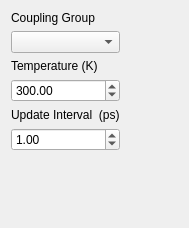
Old version of the form ui/temperaturegroupconfigform.ui in the repository breuerss/gromacs-ui.
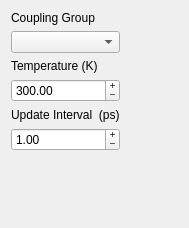
New version of the form. Icons and pictures are not drawn.

Commit message: feature: use plus minus buttons in spin boxes

Diff of the .ui file:
```diff
--- a/ui/temperaturegroupconfigform.ui
+++ b/ui/temperaturegroupconfigform.ui
@@ -66,6 +66,9 @@
      </item>
      <item>
       <widget class="QDoubleSpinBox" name="temperature">
+             <property name="buttonSymbols">
+              <enum>QAbstractSpinBox::PlusMinus</enum>
+             </property>
        <property name="maximum">
         <double>99999999.000000000000000</double>
        </property>
@@ -87,6 +90,9 @@
      </item>
      <item>
       <widget class="QDoubleSpinBox" name="temperatureUpdateInterval">
+             <property name="buttonSymbols">
+              <enum>QAbstractSpinBox::PlusMinus</enum>
+             </property>
        <property name="maximum">
         <double>9999999999.000000000000000</double>
        </property>
```
The commit also changes 3 other files.
